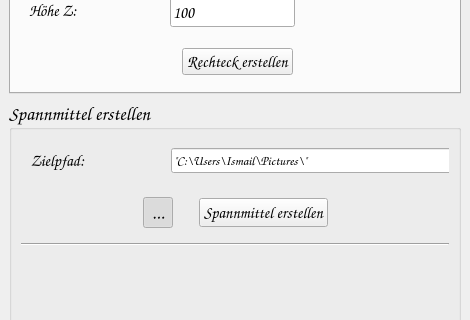
Before: the Qt Designer form UI/frm_main_window.ui in dampfwolke/blankmaker, drawn with Qt 5; both pictures show x 0 to 470 and y 165 to 485 of the 470 by 600 pixel window.
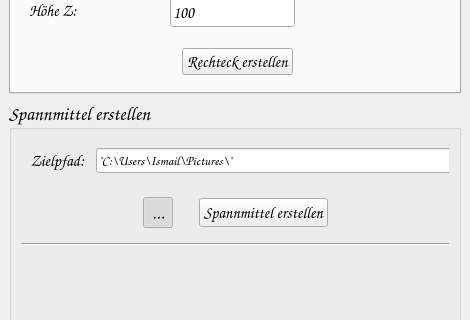
After: the same form once the commit is applied.

Diff of the .ui file:
```diff
--- a/UI/frm_main_window.ui
+++ b/UI/frm_main_window.ui
@@ -708,7 +708,7 @@
             </property>
             <property name="sizeHint" stdset="0">
              <size>
-              <width>80</width>
+              <width>5</width>
               <height>20</height>
              </size>
             </property>
```
